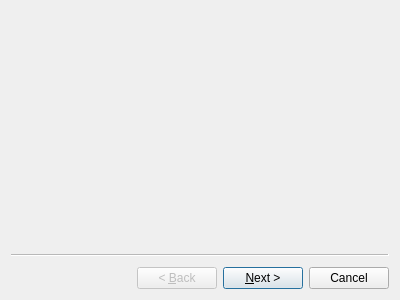
Before: the Qt Designer form 3sem/hw2/configurationwizard.ui in spp-plotnikov/homeworks, drawn with Qt 5.
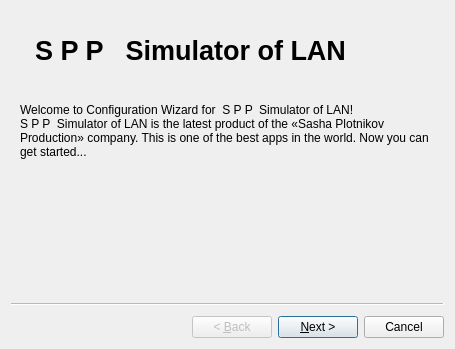
After: the same form once the commit is applied.

Commit message: added first page of config wizard

Diff of the .ui file:
```diff
--- a/3sem/hw2/configurationwizard.ui
+++ b/3sem/hw2/configurationwizard.ui
@@ -5,14 +5,62 @@
    <rect>
     <x>0</x>
     <y>0</y>
-    <width>400</width>
-    <height>300</height>
+    <width>451</width>
+    <height>349</height>
    </rect>
   </property>
   <property name="windowTitle">
    <string>Wizard</string>
   </property>
-  <widget class="QWizardPage" name="wizardPage1"/>
+  <widget class="QWizardPage" name="wizardPage1">
+   <layout class="QGridLayout" name="gridLayout">
+    <item row="0" column="0">
+     <widget class="QLabel" name="label">
+      <property name="minimumSize">
+       <size>
+        <width>341</width>
+        <height>61</height>
+       </size>
+      </property>
+      <property name="maximumSize">
+       <size>
+        <width>341</width>
+        <height>61</height>
+       </size>
+      </property>
+      <property name="text">
+       <string>&lt;html&gt;&lt;head/&gt;&lt;body&gt;&lt;p align=&quot;center&quot;&gt;&lt;span style=&quot; font-size:20pt; font-weight:600;&quot;&gt;S P P  &amp;#160; Simulator of LAN&lt;/span&gt;&lt;/p&gt;&lt;/body&gt;&lt;/html&gt;</string>
+      </property>
+      <property name="textFormat">
+       <enum>Qt::AutoText</enum>
+      </property>
+     </widget>
+    </item>
+    <item row="1" column="0">
+     <widget class="QLabel" name="label_2">
+      <property name="minimumSize">
+       <size>
+        <width>415</width>
+        <height>88</height>
+       </size>
+      </property>
+      <property name="maximumSize">
+       <size>
+        <width>415</width>
+        <height>88</height>
+       </size>
+      </property>
+      <property name="text">
+       <string>Welcome to Configuration Wizard for  S P P  Simulator of LAN! 
+S P P  Simulator of LAN is the latest product of the «Sasha Plotnikov Production» company. This is one of the best apps in the world. Now you can get started...</string>
+      </property>
+      <property name="wordWrap">
+       <bool>true</bool>
+      </property>
+     </widget>
+    </item>
+   </layout>
+  </widget>
   <widget class="QWizardPage" name="wizardPage2"/>
  </widget>
 </ui>
```
Left out of the diff: 5 changed lines with no effect on the pictures. The commit also changes 6 other files.
